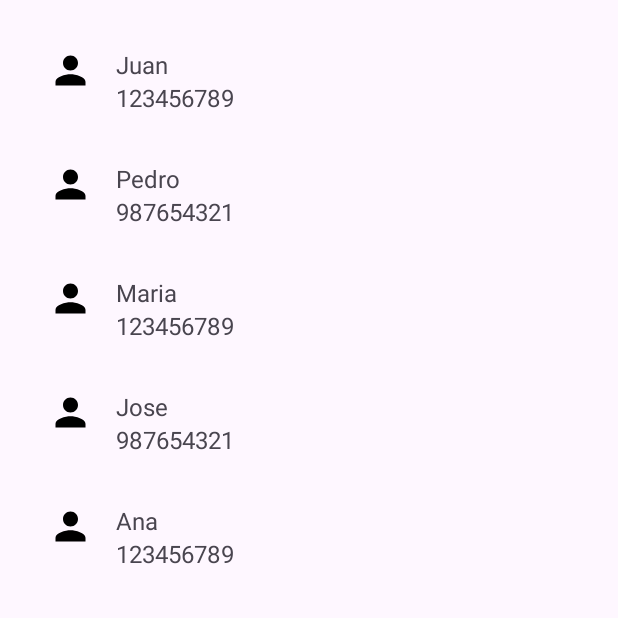
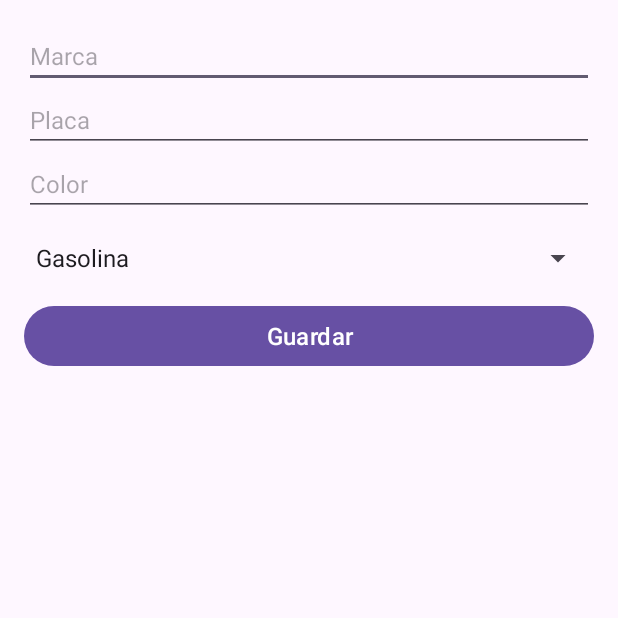
Before and after one commit to danydevco/AppRecyclerView, an Android app: the screen it shows after launch (MainActivity), on a phone screen of 412 x 824 dp, the top half of it. Run offline under Robolectric (Android 15) with nearby library versions, the phone set to English and light mode, and no system bars.

Commit message:
activity card

```diff
--- a/app/build.gradle.kts
+++ b/app/build.gradle.kts
@@ -50,6 +50,8 @@ dependencies {
     androidTestImplementation(libs.androidx.junit)
     androidTestImplementation(libs.androidx.espresso.core)
     implementation("androidx.recyclerview:recyclerview:1.3.2")
+    implementation("com.google.code.gson:gson:2.8.8")
+
 
 
 }
--- a/app/src/main/AndroidManifest.xml
+++ b/app/src/main/AndroidManifest.xml
@@ -13,6 +13,9 @@
         android:theme="@style/Theme.MyRecyclerView"
         tools:targetApi="31">
         <activity
+            android:name=".ListCardActivity"
+            android:exported="false" />
+        <activity
             android:name=".MainActivity"
             android:exported="true">
             <intent-filter>
--- a/app/src/main/java/com/example/myrecyclerview/ContactModel.kt
+++ /dev/null
@@ -1,6 +0,0 @@
-package com.example.myrecyclerview
-
-data class ContactModel(
-    val name: String,
-    val telf: Long
-)
--- a/app/src/main/java/com/example/myrecyclerview/ItemAdapter.kt
+++ b/app/src/main/java/com/example/myrecyclerview/ItemAdapter.kt
@@ -9,7 +9,7 @@ import androidx.recyclerview.widget.RecyclerView
  *
  * @param items La lista de cadenas a mostrar.
  */
-class ItemAdapter(private val items: List<ContactModel>) : RecyclerView.Adapter<ItemViewHolder>() {
+class ItemAdapter(private val items: List<CarroModel>) : RecyclerView.Adapter<ItemViewHolder>() {
 
     /**
      * Se llama cuando el RecyclerView necesita un nuevo ViewHolder del tipo dado para representar un elemento.
@@ -21,7 +21,7 @@ class ItemAdapter(private val items: List<ContactModel>) : RecyclerView.Adapter<
      */
     override fun onCreateViewHolder(parent: ViewGroup, viewType: Int): ItemViewHolder {
         // Inflar el diseño del elemento y crear una nueva instancia de ViewHolder.
-        val view = LayoutInflater.from(parent.context).inflate(R.layout.item_layout, parent, false)
+        val view = LayoutInflater.from(parent.context).inflate(R.layout.card_item_layout, parent, false)
         return ItemViewHolder(view)
     }
 
@@ -36,8 +36,12 @@ class ItemAdapter(private val items: List<ContactModel>) : RecyclerView.Adapter<
         // Vincular los datos al ViewHolder.
         val item = items[position]
 
-        holder.textView.text = item.name
-        holder.tvTelf.text = item.telf.toString()
+        holder.tvMarca.text = item.marca
+        holder.tvPlaca.text = item.placa
+        holder.tvColor.text = item.color
+        holder.tvTipoCombustible.text = item.tipoCombustible
+
+
     }
 
     /**
--- a/app/src/main/java/com/example/myrecyclerview/ItemViewHolder.kt
+++ b/app/src/main/java/com/example/myrecyclerview/ItemViewHolder.kt
@@ -14,9 +14,9 @@ import androidx.recyclerview.widget.RecyclerView
  */
 class ItemViewHolder(itemView: View) : RecyclerView.ViewHolder(itemView) {
 
-    /**
-     * TextView para mostrar el texto del elemento.
-     */
-    val textView: TextView = itemView.findViewById(R.id.textView)
-    val tvTelf: TextView = itemView.findViewById(R.id.textViewTelf)
+    val tvMarca: TextView = itemView.findViewById(R.id.tvMarca)
+    val tvPlaca: TextView = itemView.findViewById(R.id.tvPlaca)
+    val tvColor: TextView = itemView.findViewById(R.id.tvColor)
+    val tvTipoCombustible: TextView = itemView.findViewById(R.id.tvTipoCombustible)
+
 }
--- a/app/src/main/java/com/example/myrecyclerview/MainActivity.kt
+++ b/app/src/main/java/com/example/myrecyclerview/MainActivity.kt
@@ -1,42 +1,94 @@
 package com.example.myrecyclerview
 
+import android.content.Context
+import android.content.Intent
+import android.content.SharedPreferences
 import android.os.Bundle
+import android.widget.ArrayAdapter
+import android.widget.Button
+import android.widget.EditText
+import android.widget.Spinner
+import android.widget.Toast
 import androidx.activity.enableEdgeToEdge
 import androidx.appcompat.app.AppCompatActivity
 import androidx.core.view.ViewCompat
 import androidx.core.view.WindowInsetsCompat
 import androidx.recyclerview.widget.LinearLayoutManager
 import androidx.recyclerview.widget.RecyclerView
+import com.google.gson.Gson
+import com.google.gson.reflect.TypeToken
 
 /**
  * Actividad principal que muestra una lista de elementos en un RecyclerView.
  */
 class MainActivity : AppCompatActivity() {
+    private var carrosList = mutableListOf<CarroModel>()
+
     override fun onCreate(savedInstanceState: Bundle?) {
         super.onCreate(savedInstanceState)
         setContentView(R.layout.activity_main)
 
-        // Obtiene una referencia al RecyclerView desde el diseño
-        val recyclerView: RecyclerView = findViewById(R.id.recyclerView)
 
-        // Establece el LinearLayoutManager para el RecyclerView
-        recyclerView.layoutManager = LinearLayoutManager(this)
+        val etMarca = findViewById<EditText>(R.id.etMarca)
+        val etPlaca = findViewById<EditText>(R.id.etPlaca)
+        val etColor = findViewById<EditText>(R.id.etColor)
+        val spinnerTipoCombustible = findViewById<Spinner>(R.id.spinnerTipoCombustible)
+        val btnGuardar = findViewById<Button>(R.id.btnGuardar)
 
-        val listContact = mutableListOf<ContactModel>()
-        listContact.add(ContactModel("Juan", 123456789))
-        listContact.add(ContactModel("Pedro", 987654321))
-        listContact.add(ContactModel("Maria", 123456789))
-        listContact.add(ContactModel("Jose", 987654321))
-        listContact.add(ContactModel("Ana", 123456789))
+        // Crear una lista de opciones para el spinner
+        val tiposCombustible = arrayOf("Gasolina", "Diesel", "Eléctrico", "Híbrido")
+        val adapter = ArrayAdapter(this, android.R.layout.simple_spinner_item, tiposCombustible)
+        adapter.setDropDownViewResource(android.R.layout.simple_spinner_dropdown_item)
+        spinnerTipoCombustible.adapter = adapter
 
-        // Lista de elementos a mostrar en el RecyclerView
-        // val items = listOf("Item 1", "Item 2", "Item 3", "Item 4", "Item 5")
+        btnGuardar.setOnClickListener {
+            val marca = etMarca.text.toString()
+            val placa = etPlaca.text.toString()
+            val color = etColor.text.toString()
+            val tipoCombustible = spinnerTipoCombustible.selectedItem.toString()
 
-        // Crea una instancia del adaptador con la lista de elementos
-        val adapter = ItemAdapter(listContact)
+            if (marca.isNotBlank() && placa.isNotBlank() && color.isNotBlank() && tipoCombustible.isNotBlank()) {
 
-        // Asigna el adaptador al RecyclerView
-        recyclerView.adapter = adapter
+                carrosList = getCarrosFromPreferences().toMutableList()
+
+                val nuevoCarro = CarroModel(marca, placa, color, tipoCombustible)
+                carrosList.add(nuevoCarro)
+
+                saveCarrosToPreferences(carrosList)
+
+                // Crea el Intent para iniciar ListCardActivity
+                val intent = Intent(this, ListCardActivity::class.java)
+                startActivity(intent)
+
+                Toast.makeText(this, "Datos registrados", Toast.LENGTH_LONG).show()
+            } else {
+                Toast.makeText(this, "Por favor, llene todos los campos", Toast.LENGTH_LONG).show()
+            }
+
+        }
 
     }
+
+    private fun saveCarrosToPreferences(carros: List<CarroModel>) {
+        val sharedPreferences = getSharedPreferences("CarroPrefs", Context.MODE_PRIVATE)
+        val editor = sharedPreferences.edit()
+        val gson = Gson()
+        val carrosJson = gson.toJson(carros)
+        editor.putString("carrosList", carrosJson)
+        editor.apply()
+    }
+
+    private fun getCarrosFromPreferences(): List<CarroModel> {
+        val sharedPreferences = getSharedPreferences("CarroPrefs", Context.MODE_PRIVATE)
+        val gson = Gson()
+        val carrosJson = sharedPreferences.getString("carrosList", null)
+        if (carrosJson == null) {
+            return emptyList()
+        }
+        val type = object : TypeToken<List<CarroModel>>() {}.type
+        return gson.fromJson(carrosJson, type)
+    }
+
+
+
 }
--- a/app/src/main/res/layout/activity_main.xml
+++ b/app/src/main/res/layout/activity_main.xml
@@ -1,23 +1,46 @@
 <?xml version="1.0" encoding="utf-8"?>
-<androidx.constraintlayout.widget.ConstraintLayout xmlns:android="http://schemas.android.com/apk/res/android"
-    xmlns:app="http://schemas.android.com/apk/res-auto"
-    xmlns:tools="http://schemas.android.com/tools"
-    android:id="@+id/main"
+<LinearLayout xmlns:android="http://schemas.android.com/apk/res/android"
     android:layout_width="match_parent"
     android:layout_height="match_parent"
-    tools:context=".MainActivity">
+    android:orientation="vertical"
+    android:padding="16dp">
 
-    <LinearLayout
+    <EditText
+        android:id="@+id/etMarca"
         android:layout_width="match_parent"
-        android:layout_height="match_parent"
-        app:layout_constraintBottom_toBottomOf="parent"
-        app:layout_constraintTop_toTopOf="parent">
+        android:layout_height="wrap_content"
+        android:hint="Marca"
+        android:textSize="16sp"
+        android:inputType="text"/>
 
-        <androidx.recyclerview.widget.RecyclerView
-            android:id="@+id/recyclerView"
-            android:layout_width="match_parent"
-            android:layout_height="match_parent"
-            android:layout_margin="16dp" />
+    <EditText
+        android:id="@+id/etPlaca"
+        android:layout_width="match_parent"
+        android:layout_height="wrap_content"
+        android:hint="Placa"
+        android:textSize="16sp"
+        android:inputType="text"/>
 
-    </LinearLayout>
-</androidx.constraintlayout.widget.ConstraintLayout>
+    <EditText
+        android:id="@+id/etColor"
+        android:layout_width="match_parent"
+        android:layout_height="wrap_content"
+        android:hint="Color"
+        android:textSize="16sp"
+        android:inputType="text"/>
+
+    <Spinner
+        android:id="@+id/spinnerTipoCombustible"
+        android:layout_width="match_parent"
+        android:layout_height="wrap_content"
+        android:layout_marginTop="16dp"/>
+
+    <Button
+        android:id="@+id/btnGuardar"
+        android:layout_width="match_parent"
+        android:layout_height="wrap_content"
+        android:text="Guardar"
+        android:textSize="16sp"
+        android:layout_marginTop="16dp"/>
+
+</LinearLayout>
--- a/app/src/main/res/layout/item_layout.xml
+++ /dev/null
@@ -1,40 +0,0 @@
-<!-- item_layout.xml -->
-<LinearLayout xmlns:android="http://schemas.android.com/apk/res/android"
-    android:layout_width="match_parent"
-    android:layout_height="wrap_content"
-    xmlns:tools="http://schemas.android.com/tools"
-    android:orientation="horizontal"
-    android:padding="16dp">
-
-    <LinearLayout
-        android:layout_width="wrap_content"
-        android:layout_height="match_parent">
-        <ImageView
-            android:layout_width="30dp"
-            android:layout_height="30dp"
-            android:src="@drawable/person"
-            android:contentDescription="@string/esto_es_un_imagen"/>
-    </LinearLayout>
-
-    <LinearLayout
-        android:layout_width="wrap_content"
-        android:layout_height="match_parent"
-        android:layout_marginStart="15dp"
-        android:orientation="vertical">
-
-        <TextView
-            android:id="@+id/textView"
-            android:layout_width="match_parent"
-            android:layout_height="wrap_content"
-            android:textSize="16sp"
-            tools:text="Daniel"/>
-
-        <TextView
-            android:id="@+id/textViewTelf"
-            android:layout_width="match_parent"
-            android:layout_height="wrap_content"
-            android:textSize="16sp"
-            android:text="Tel"/>
-    </LinearLayout>
-
-</LinearLayout>
--- /dev/null
+++ b/app/src/main/res/values-land/dimens.xml
@@ -0,0 +1,3 @@
+<resources>
+    <dimen name="fab_margin">48dp</dimen>
+</resources>
--- /dev/null
+++ b/app/src/main/res/values-v23/themes.xml
@@ -0,0 +1,9 @@
+<resources xmlns:tools="http://schemas.android.com/tools">
+
+    <style name="Theme.MyRecyclerView" parent="Base.Theme.MyRecyclerView">
+        <!-- Transparent system bars for edge-to-edge. -->
+        <item name="android:navigationBarColor">@android:color/transparent</item>
+        <item name="android:statusBarColor">@android:color/transparent</item>
+        <item name="android:windowLightStatusBar">?attr/isLightTheme</item>
+    </style>
+</resources>
--- /dev/null
+++ b/app/src/main/res/values-w1240dp/dimens.xml
@@ -0,0 +1,3 @@
+<resources>
+    <dimen name="fab_margin">200dp</dimen>
+</resources>
--- /dev/null
+++ b/app/src/main/res/values-w600dp/dimens.xml
@@ -0,0 +1,3 @@
+<resources>
+    <dimen name="fab_margin">48dp</dimen>
+</resources>
--- /dev/null
+++ b/app/src/main/res/values/dimens.xml
@@ -0,0 +1,3 @@
+<resources>
+    <dimen name="fab_margin">16dp</dimen>
+</resources>
```
Also changed, not shown: app/src/main/java/com/example/myrecyclerview/CarroModel.kt (added, +10 -0 lines), app/src/main/java/com/example/myrecyclerview/ListCardActivity.kt (added, +50 -0 lines), app/src/main/java/com/example/myrecyclerview/SharedPreferencesUtil.kt (added, +39 -0 lines), app/src/main/res/layout/activity_list_card.xml (added, +24 -0 lines), app/src/main/res/layout/card_item_layout.xml (added, +37 -0 lines).
